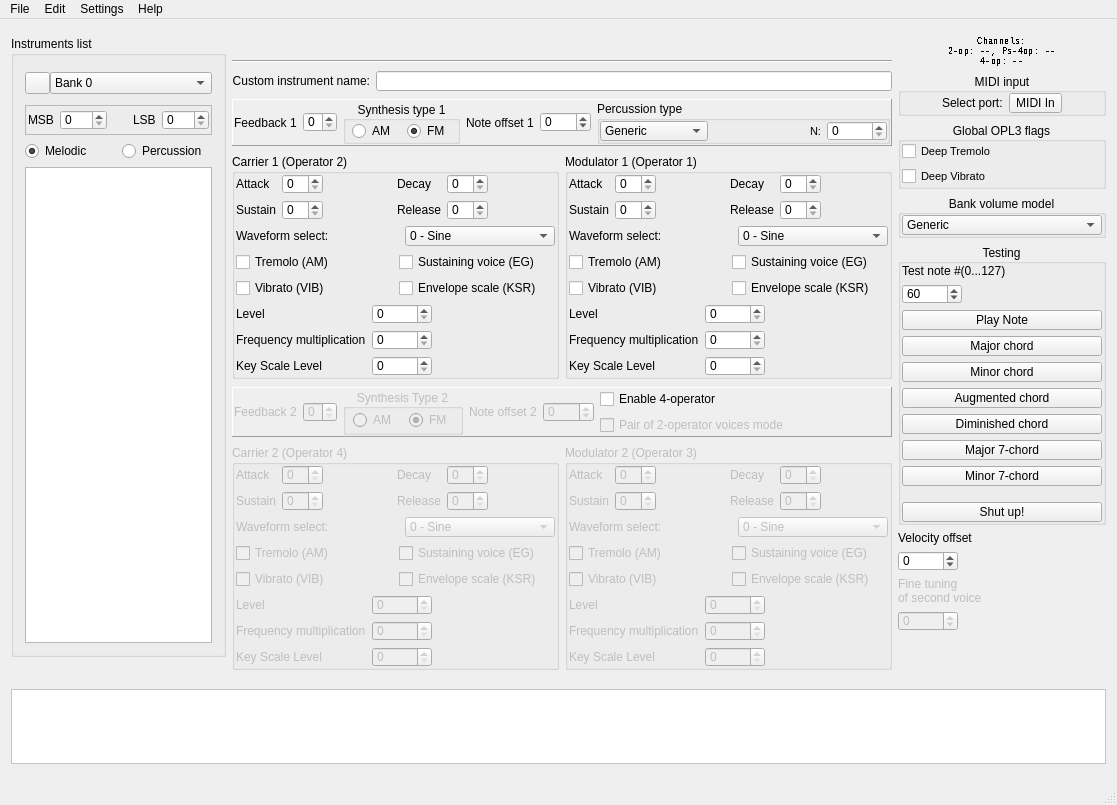
This is src/bank_editor.ui in Wohlstand/OPL3BankEditor as Qt 5 draws it before an edit. The edited form follows.
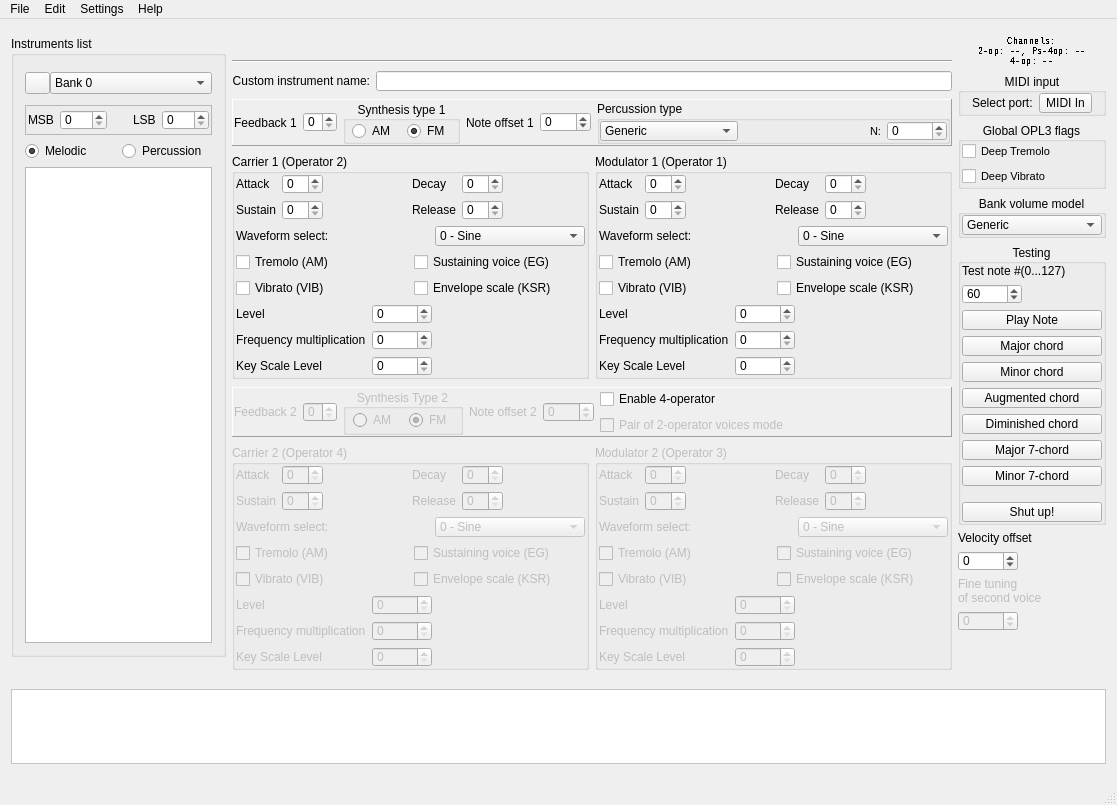
This is the edited form. Icons and pictures are not drawn. Custom widgets are drawn as their Qt base class.

Commit message: UI: resize horizontal spacers to snaller widths

The edit to the form file:
```diff
--- a/src/bank_editor.ui
+++ b/src/bank_editor.ui
@@ -2755,7 +2755,7 @@
                </property>
                <property name="sizeHint" stdset="0">
                 <size>
-                 <width>40</width>
+                 <width>10</width>
                  <height>20</height>
                 </size>
                </property>
@@ -2795,7 +2795,7 @@
                </property>
                <property name="sizeHint" stdset="0">
                 <size>
-                 <width>40</width>
+                 <width>10</width>
                  <height>20</height>
                 </size>
                </property>
```
